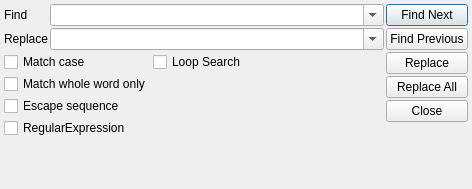
This is src/server/gui/dialogs/server_dialogfindreplace.ui in pipichen-rgb/ModbusTools-2025 as Qt 5 draws it before an edit. The edited form follows.
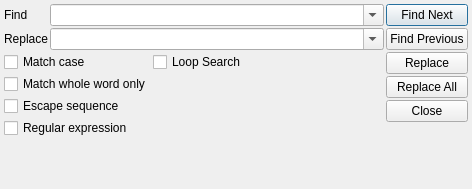
This is the edited form.

```diff
--- a/src/server/gui/dialogs/server_dialogfindreplace.ui
+++ b/src/server/gui/dialogs/server_dialogfindreplace.ui
@@ -102,7 +102,7 @@
        <item row="3" column="0">
         <widget class="QCheckBox" name="chbRegularExpression">
          <property name="text">
-          <string>RegularExpression</string>
+          <string>Regular expression</string>
          </property>
         </widget>
        </item>
```
